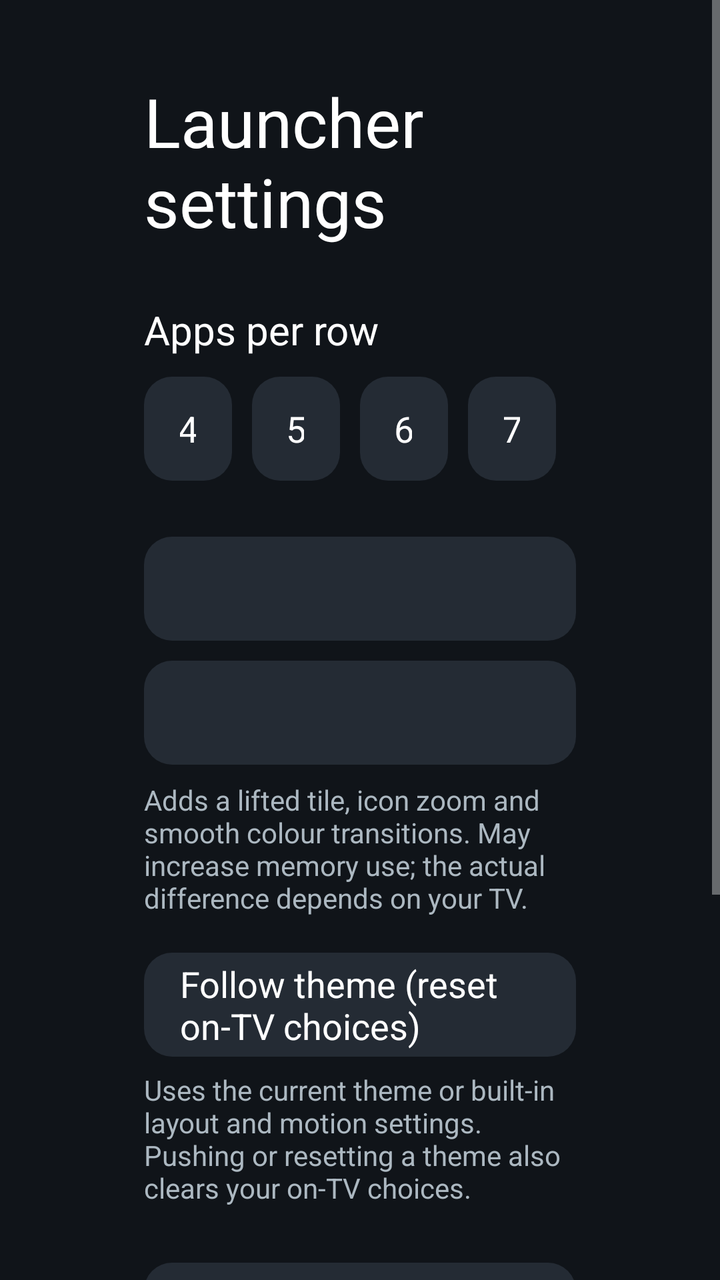
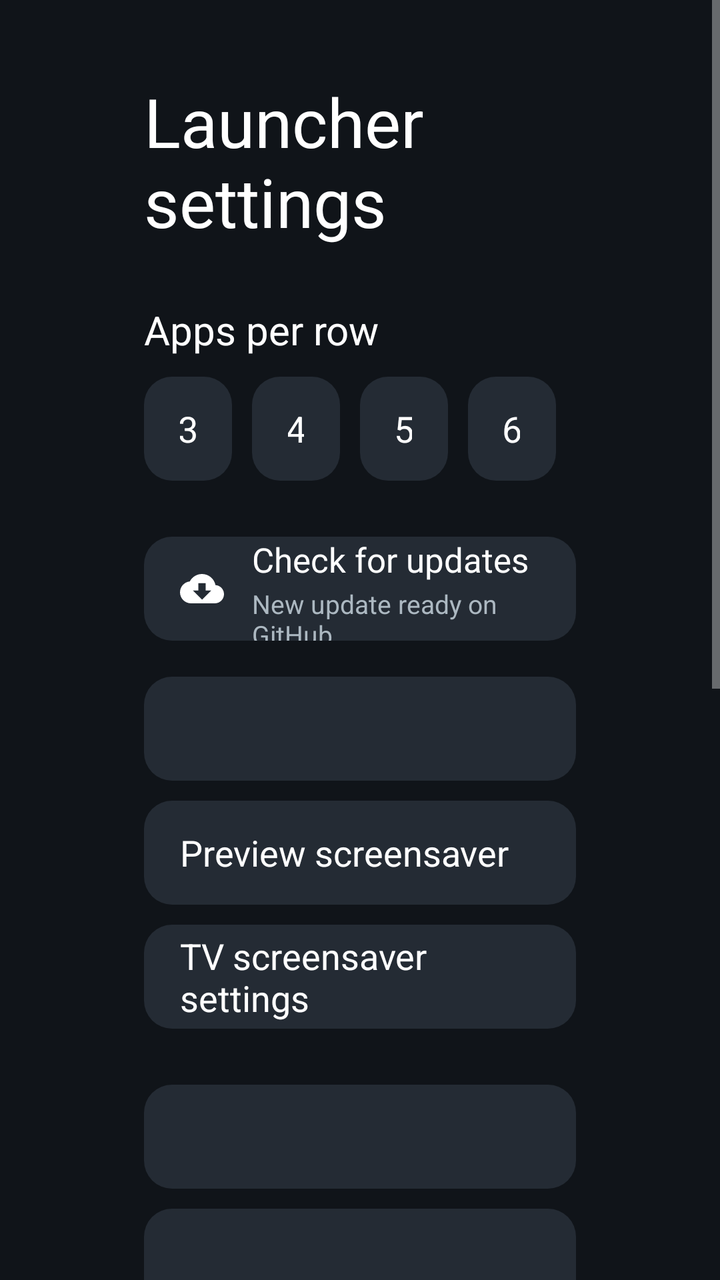

Before-and-after screenshots of an Android layout around one commit, followed by the original layout XML and the change that was made.
<!-- AndroidManifest.xml: application theme Theme.TvHome -->
<!-- res/layout/activity_launcher_settings.xml -->
<?xml version="1.0" encoding="utf-8"?>

<ScrollView xmlns:android="http://schemas.android.com/apk/res/android"
    android:layout_width="match_parent"
    android:layout_height="match_parent"
    android:background="#FF101419"
    android:fillViewport="true">

    <LinearLayout
        android:layout_width="match_parent"
        android:layout_height="wrap_content"
        android:orientation="vertical"
        android:paddingStart="72dp"
        android:paddingEnd="72dp"
        android:paddingTop="38dp"
        android:paddingBottom="38dp">

        <TextView
            android:layout_width="match_parent"
            android:layout_height="wrap_content"
            android:text="@string/launcher_settings"
            android:textColor="#FFFFFFFF"
            android:textSize="34sp" />

        <TextView
            android:layout_width="match_parent"
            android:layout_height="wrap_content"
            android:layout_marginTop="28dp"
            android:text="@string/columns_label"
            android:textColor="#FFFFFFFF"
            android:textSize="20sp" />

        <LinearLayout
            android:layout_width="match_parent"
            android:layout_height="wrap_content"
            android:layout_marginTop="10dp"
            android:orientation="horizontal">

            <TextView android:id="@+id/columns4" style="@style/SettingsColumnChoice" android:text="4" />
            <TextView android:id="@+id/columns5" style="@style/SettingsColumnChoice" android:text="5" />
            <TextView android:id="@+id/columns6" style="@style/SettingsColumnChoice" android:text="6" />
            <TextView android:id="@+id/columns7" style="@style/SettingsColumnChoice" android:text="7" />
        </LinearLayout>

        <TextView
            android:id="@+id/animationsChoice"
            style="@style/SettingsRow"
            android:layout_marginTop="28dp" />

        <TextView
            android:id="@+id/advancedChoice"
            style="@style/SettingsRow"
            android:layout_marginTop="10dp" />

        <TextView
            android:layout_width="match_parent"
            android:layout_height="wrap_content"
            android:layout_marginTop="8dp"
            android:text="@string/advanced_effects_warning"
            android:textColor="#FFACB8C1"
            android:textSize="14sp" />

        <TextView
            android:id="@+id/followThemeChoice"
            style="@style/SettingsRow"
            android:layout_marginTop="18dp"
            android:text="@string/follow_theme" />

        <TextView
            android:layout_width="match_parent"
            android:layout_height="wrap_content"
            android:layout_marginTop="7dp"
            android:text="@string/follow_theme_hint"
            android:textColor="#FFACB8C1"
            android:textSize="14sp" />

        <TextView
            android:id="@+id/defaultHomeChoice"
            style="@style/SettingsRow"
            android:layout_marginTop="28dp"
            android:text="@string/home_settings" />

        <TextView
            android:layout_width="match_parent"
            android:layout_height="wrap_content"
            android:layout_marginTop="7dp"
            android:text="@string/home_settings_help"
            android:textColor="#FFACB8C1"
            android:textSize="14sp" />

        <TextView
            android:id="@+id/tvSettingsChoice"
            style="@style/SettingsRow"
            android:layout_marginTop="18dp"
            android:text="@string/tv_settings" />
    </LinearLayout>
</ScrollView>
<!-- resources referenced by this layout -->
<resources>
  <string name="advanced_effects_warning">Adds a lifted tile, icon zoom and smooth colour transitions. May increase memory use; the actual difference depends on your TV.</string>
  <string name="columns_label">Apps per row</string>
  <string name="follow_theme">Follow theme (reset on-TV choices)</string>
  <string name="follow_theme_hint">Uses the current theme or built-in layout and motion settings. Pushing or resetting a theme also clears your on-TV choices.</string>
  <string name="home_settings">Choose default home</string>
  <string name="home_settings_help">Select your original home to stop using CleanYourTV as Home, or CleanYourTV to switch back. The original launcher must be enabled and your TV must provide a home picker; use the restore script first if it was disabled.</string>
  <string name="launcher_settings">Launcher settings</string>
  <string name="tv_settings">TV system settings</string>
  <style name="SettingsColumnChoice" parent="SettingsRow">
          <item name="android:layout_width">0dp</item>
          <item name="android:layout_weight">1</item>
          <item name="android:layout_marginEnd">10dp</item>
          <item name="android:gravity">center</item>
      </style>
  <style name="SettingsRow">
          <item name="android:layout_width">match_parent</item>
          <item name="android:layout_height">52dp</item>
          <item name="android:gravity">center_vertical</item>
          <item name="android:paddingStart">18dp</item>
          <item name="android:paddingEnd">18dp</item>
          <item name="android:background">@drawable/settings_choice_bg</item>
          <item name="android:textColor">#FFFFFFFF</item>
          <item name="android:textSize">18sp</item>
          <item name="android:focusable">true</item>
          <item name="android:clickable">true</item>
      </style>
  <style name="Theme.TvHome" parent="android:Theme.Material.NoActionBar.Fullscreen">
          <item name="android:windowBackground">@android:color/black</item>
          <item name="android:colorBackground">@android:color/black</item>
          <item name="android:windowAnimationStyle">@null</item>
      </style>
  <!-- unchanged entries left out for length: 1 -->
</resources>

<!-- the commit's change to res/layout/activity_launcher_settings.xml (unified diff, before → after) -->
@@ -36,11 +36,81 @@
             android:layout_marginTop="10dp"
             android:orientation="horizontal">
 
+            <TextView android:id="@+id/columns3" style="@style/SettingsColumnChoice" android:text="3" />
             <TextView android:id="@+id/columns4" style="@style/SettingsColumnChoice" android:text="4" />
             <TextView android:id="@+id/columns5" style="@style/SettingsColumnChoice" android:text="5" />
             <TextView android:id="@+id/columns6" style="@style/SettingsColumnChoice" android:text="6" />
-            <TextView android:id="@+id/columns7" style="@style/SettingsColumnChoice" android:text="7" />
         </LinearLayout>
+
+        <LinearLayout
+            android:id="@+id/updateChoice"
+            style="@style/SettingsRow"
+            android:layout_marginTop="28dp"
+            android:orientation="horizontal"
+            android:gravity="center_vertical"
+            android:paddingStart="18dp"
+            android:paddingEnd="18dp">
+
+            <ImageView
+                android:id="@+id/updateIcon"
+                android:layout_width="22dp"
+                android:layout_height="22dp"
+                android:src="@drawable/ic_update"
+                android:tint="#FFFFFFFF"
+                android:duplicateParentState="true"
+                android:contentDescription="@null" />
+
+            <LinearLayout
+                android:layout_width="0dp"
+                android:layout_height="wrap_content"
+                android:layout_weight="1"
+                android:layout_marginStart="14dp"
+                android:orientation="vertical">
+
+                <TextView
+                    android:id="@+id/updateTitle"
+                    android:layout_width="wrap_content"
+                    android:layout_height="wrap_content"
+                    android:text="@string/check_updates"
+                    android:textColor="#FFFFFFFF"
+                    android:textSize="17sp"
+                    android:fontFamily="@font/outfit_medium" />
+
+                <TextView
+                    android:id="@+id/updateStatus"
+                    android:layout_width="wrap_content"
+                    android:layout_height="wrap_content"
+                    android:layout_marginTop="2dp"
+                    android:text="@string/update_ready_hint"
+                    android:textColor="#FFACB8C1"
+                    android:textSize="13sp" />
+            </LinearLayout>
+
+            <View
+                android:id="@+id/updateDot"
+                android:layout_width="10dp"
+                android:layout_height="10dp"
+                android:layout_marginStart="8dp"
+                android:background="@drawable/notification_dot"
+                android:visibility="gone" />
+        </LinearLayout>
+
+        <TextView
+            android:id="@+id/screensaverTimeoutChoice"
+            style="@style/SettingsRow"
+            android:layout_marginTop="18dp" />
+
+        <TextView
+            android:id="@+id/screensaverPreviewChoice"
+            style="@style/SettingsRow"
+            android:layout_marginTop="10dp"
+            android:text="@string/screensaver_preview" />
+
+        <TextView
+            android:id="@+id/screensaverSettingsChoice"
+            style="@style/SettingsRow"
+            android:layout_marginTop="10dp"
+            android:text="@string/screensaver_settings" />
 
         <TextView
             android:id="@+id/animationsChoice"
<!-- resource entries referenced after the edit -->
@@ -1,13 +1,31 @@
 <!-- resources referenced by this layout -->
 <resources>
+  <!-- drawable ic_update (drawable) -->
+  <?xml version="1.0" encoding="utf-8"?>
+  <vector xmlns:android="http://schemas.android.com/apk/res/android"
+      android:width="24dp" android:height="24dp"
+      android:viewportWidth="24" android:viewportHeight="24">
+      <path android:fillColor="#FFFFFFFF"
+          android:pathData="M19.35,10.04C18.67,6.59 15.64,4 12,4 9.11,4 6.6,5.64 5.35,8.04 2.34,8.36 0,10.91 0,14c0,3.31 2.69,6 6,6h13c2.76,0 5,-2.24 5,-5 0,-2.64 -2.05,-4.78 -4.65,-4.96zM17,13l-5,5 -5,-5h3V9h4v4h3z" />
+  </vector>
+  <!-- drawable notification_dot (drawable) -->
+  <?xml version="1.0" encoding="utf-8"?>
+  <shape xmlns:android="http://schemas.android.com/apk/res/android" android:shape="oval">
+      <solid android:color="#FFFF3B30" />
+      <size android:width="8dp" android:height="8dp" />
+  </shape>
   <string name="advanced_effects_warning">Adds a lifted tile, icon zoom and smooth colour transitions. May increase memory use; the actual difference depends on your TV.</string>
+  <string name="check_updates">Check for updates</string>
   <string name="columns_label">Apps per row</string>
   <string name="follow_theme">Follow theme (reset on-TV choices)</string>
   <string name="follow_theme_hint">Uses the current theme or built-in layout and motion settings. Pushing or resetting a theme also clears your on-TV choices.</string>
   <string name="home_settings">Choose default home</string>
   <string name="home_settings_help">Select your original home to stop using CleanYourTV as Home, or CleanYourTV to switch back. The original launcher must be enabled and your TV must provide a home picker; use the restore script first if it was disabled.</string>
   <string name="launcher_settings">Launcher settings</string>
+  <string name="screensaver_preview">Preview screensaver</string>
+  <string name="screensaver_settings">TV screensaver settings</string>
   <string name="tv_settings">TV system settings</string>
+  <string name="update_ready_hint">New update ready on GitHub</string>
   <style name="SettingsColumnChoice" parent="SettingsRow">
           <item name="android:layout_width">0dp</item>
           <item name="android:layout_weight">1</item>
